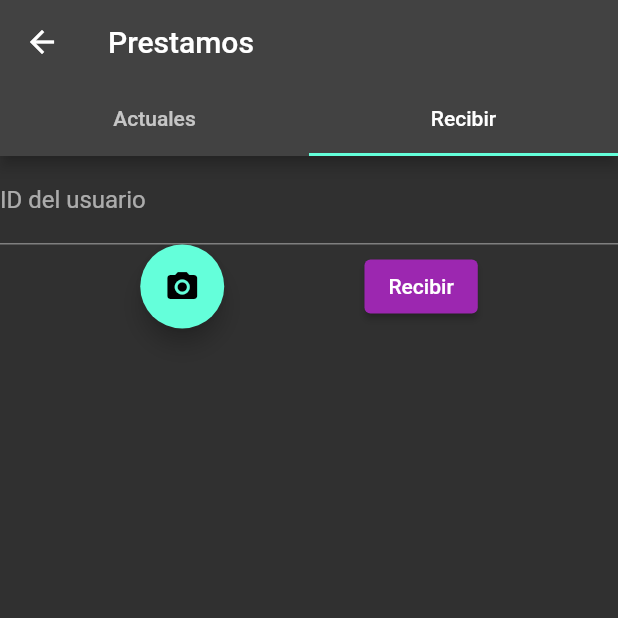
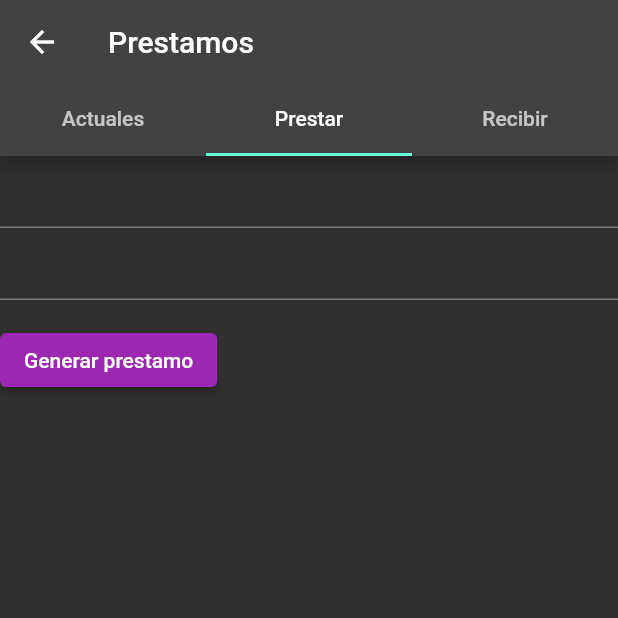
Before and after one commit to CrisMedellin/ProyectoFInalBiblioITESO, a Flutter app: the Loan screen opened directly, tab 2 chosen, on a phone screen of 412 x 824 dp, the top half of it. Run offline on Flutter 3.47's test engine with Material 2 defaults, Android fonts, the phone set to English and light mode, and no system bars; our stand-ins replace bloc, cloud_firestore, equatable, firebase_auth, firebase_core, flutter_bloc and 2 more; missing offline and left inert: flutter_share, flutter_shimmer, flutterfire_ui, qr_code_scanner; accounts and stored records are empty.

Commit message:
avances Mau

```diff
--- a/biblioiteso/lib/items/item_book.dart
+++ b/biblioiteso/lib/items/item_book.dart
@@ -23,8 +23,8 @@ class ItemShowBook extends StatelessWidget {
           },
           child: Image.network(
             "${findBook["volumeInfo"]["imageLinks"] != null ? findBook["volumeInfo"]["imageLinks"]["thumbnail"] : "https://library.msu.ac.zw/img/nocover.png"}",
-            width: 105,
-            height: 105,
+            width: 110,
+            height: 110,
             fit: BoxFit.contain,
           ),
         ),
--- a/biblioiteso/lib/login/login_page.dart
+++ b/biblioiteso/lib/login/login_page.dart
@@ -48,7 +48,7 @@ class _LoginPageState extends State<LoginPage> {
                     ),
                     label: const Text("Iniciar sesión con Google"),
                     style: ElevatedButton.styleFrom(
-                      primary: const Color.fromARGB(
+                      backgroundColor: const Color.fromARGB(
                         0xFF,
                         0xDC,
                         0x4E,
--- a/biblioiteso/lib/pages/loan/Bloc/loans/loans_event.dart
+++ b/biblioiteso/lib/pages/loan/Bloc/loans/loans_event.dart
@@ -10,14 +10,3 @@ class GetLoansEvent extends LoansEvent{
 class UpdateLoansEvent extends LoansEvent{
   UpdateLoansEvent();
 }
-
-class ReturnLoanEvent extends LoansEvent{
-  final String bookToReturn;
-  final String userID;
-  ReturnLoanEvent({required this.bookToReturn, required this.userID});
-}
-
-class UpdateBookToReturnEvent extends LoansEvent{
-  final String bookToReturn;
-  UpdateBookToReturnEvent({required this.bookToReturn});
-}
--- a/biblioiteso/lib/pages/loan/Bloc/loans/loans_state.dart
+++ b/biblioiteso/lib/pages/loan/Bloc/loans/loans_state.dart
@@ -39,11 +39,3 @@ class LoansUpdateState extends LoansState {
     loansList : loansList
   );
 }
-
-class LoansUpdateBookToReturnState extends LoansState {
-  const LoansUpdateBookToReturnState({
-    required String bookToReturn
-  }):super(
-    bookToReturn : bookToReturn
-  );
-}
--- a/biblioiteso/lib/pages/loan/loanadmi.dart
+++ b/biblioiteso/lib/pages/loan/loanadmi.dart
@@ -1,7 +1,6 @@
 import 'dart:convert';
 
 import 'package:biblioiteso/pages/loan/Bloc/loans/loans_bloc.dart';
-import 'package:biblioiteso/pages/loan/loans_cam.dart';
 import 'package:flutter/foundation.dart';
 import 'package:flutter/material.dart';
 import 'package:flutter_bloc/flutter_bloc.dart';
@@ -15,17 +14,20 @@ class Loan extends StatelessWidget {
   Widget build(BuildContext context) {
     final LoanBloc = BlocProvider.of<LoansBloc>(context, listen: false);
     final idController = TextEditingController();
-    // final bookController = TextEditingController();
+    final bookController = TextEditingController();
     final _formKey = GlobalKey<FormState>();
 
     return DefaultTabController(
-      length: 2,
+      length: 3,
       child: Scaffold(
         appBar: AppBar(
           bottom: TabBar(
             tabs: [
               Tab(
                 text: "Actuales",
+              ),
+              Tab(
+                text: "Prestar",
               ),
               Tab(
                 text: "Recibir",
@@ -52,80 +54,66 @@ class Loan extends StatelessWidget {
               },
             ),
 
-            //Formulario con una entrada de texto y un botón
             Form(
               key: _formKey,
               child: Column(
+                crossAxisAlignment: CrossAxisAlignment.start,
                 children: [
                   TextFormField(
+                    // The validator receives the text that the user has entered.
                     controller: idController,
-                    decoration: InputDecoration(
-                      labelText: "ID del usuario",
-                    ),
                     validator: (value) {
                       if (value == null || value.isEmpty) {
-                        return 'Por favor ingrese el ID del usuario';
+                        return 'Please enter some text';
                       }
                       return null;
                     },
                   ),
-                  Row(
-                    mainAxisAlignment: MainAxisAlignment.spaceEvenly,
-                    children: [
-                      FloatingActionButton(
-                        onPressed: () async {
-                          Navigator.push(
-                            context,
-                            MaterialPageRoute(builder: (context) => LoansCamera()),
-                          );
-                          // LoanBloc.add(GenerateBookEvent());
+                  TextFormField(
+                    // The validator receives the text that the user has entered.
+                    controller: bookController,
+                    validator: (value) {
+                      if (value == null || value.isEmpty) {
+                        return 'Please enter some text';
+                      }
+                      return null;
                     },
-                        child: Icon(Icons.camera_alt),
                   ),
-                      ElevatedButton(
+                  Padding(
+                    padding: EdgeInsets.symmetric(vertical: 16.0),
+                    child: ElevatedButton(
                       onPressed: () {
+                        // Validate returns true if the form is valid, or false otherwise.
                         if (_formKey.currentState!.validate()) {
-                            showDialog(
-                              context: context,
-                              builder: (BuildContext context) {
-                                return AlertDialog(
-                                  title: Text("Confirmación"),
-                                  content: Text(
-                                      "¿Desea confirmar la devolución del libro '${LoanBloc.state.bookToReturn}' al usuario con ID '${idController.text}'?"),
-                                  actions: [
-                                    TextButton(
-                                      onPressed: () {
-                                        LoanBloc.add(ReturnLoanEvent(bookToReturn: LoanBloc.state.bookToReturn, userID: idController.text));
-                                        LoanBloc.add(GetLoansEvent());
-                                        Navigator.pop(context);
-                                        idController.clear();
-                                      },
-                                      child: Text("Confirmar"),
-                                    ),
-                                    TextButton(
-                                      onPressed: () {
-                                        Navigator.pop(context);
-                                      },
-                                      child: Text("Cancelar"),
-                                    ),
-                                  ],
-                                );
-                              },
+                          // If the form is valid, display a snackbar. In the real world,
+                          // you'd often call a server or save the information in a database.
+                          _formKey.currentState!.save();
+                          print("${_formKey.currentState}");
+                          ScaffoldMessenger.of(context).showSnackBar(
+                            SnackBar(content: Text('Nuevo prestamo generado')),
                           );
                         }
                       },
-                        child: Text('Recibir'),
+                      child: Text('Generar prestamo'),
                     ),
-                    ],
                   ),
                 ],
               ),
             ),
 
             //Center button to open camera page
-            // Center(
-            //   child:
-            // ),
+            Center(
+              child: FloatingActionButton(
+                onPressed: () async {
+                  // Navigator.push(
+                  //   context,
+                  //   MaterialPageRoute(builder: (context) => Camera()),
+                  // );
+                  // LoanBloc.add(GenerateBookEvent());
+                },
+                child: Icon(Icons.camera_alt),
+              ),
+            ),
           ],
         ),
       ),
--- /dev/null
+++ b/biblioiteso/lib/utils/secrets.dart
@@ -0,0 +1,2 @@
+const String GOOGLE_CLIENT_ID =
+    "847756080771-d3aohgap59jcdhe7pq3nailqhqqqb6ku.apps.googleusercontent.com";
--- a/biblioiteso/pubspec.yaml
+++ b/biblioiteso/pubspec.yaml
@@ -20,7 +20,7 @@ publish_to: 'none' # Remove this line if you wish to publish to pub.dev
 version: 1.0.0+1
 
 environment:
-  sdk: '>=2.17.2 <3.0.0'
+  sdk: '>=2.18.2 <3.0.0'
 
 # Dependencies specify other packages that your package needs in order to work.
 # To automatically upgrade your package dependencies to the latest versions
```
Also changed, not shown: biblioiteso/lib/pages/loan/Bloc/loans/loans_bloc.dart (+0 -31 lines), biblioiteso/lib/pages/loan/loans_cam.dart (deleted, +0 -94 lines), biblioiteso/lib/pages/search/menu_laterarl.dart (+12 -12 lines), biblioiteso/pubspec.lock, 7 other files. Lines whose indentation alone changed are shown as unchanged.
